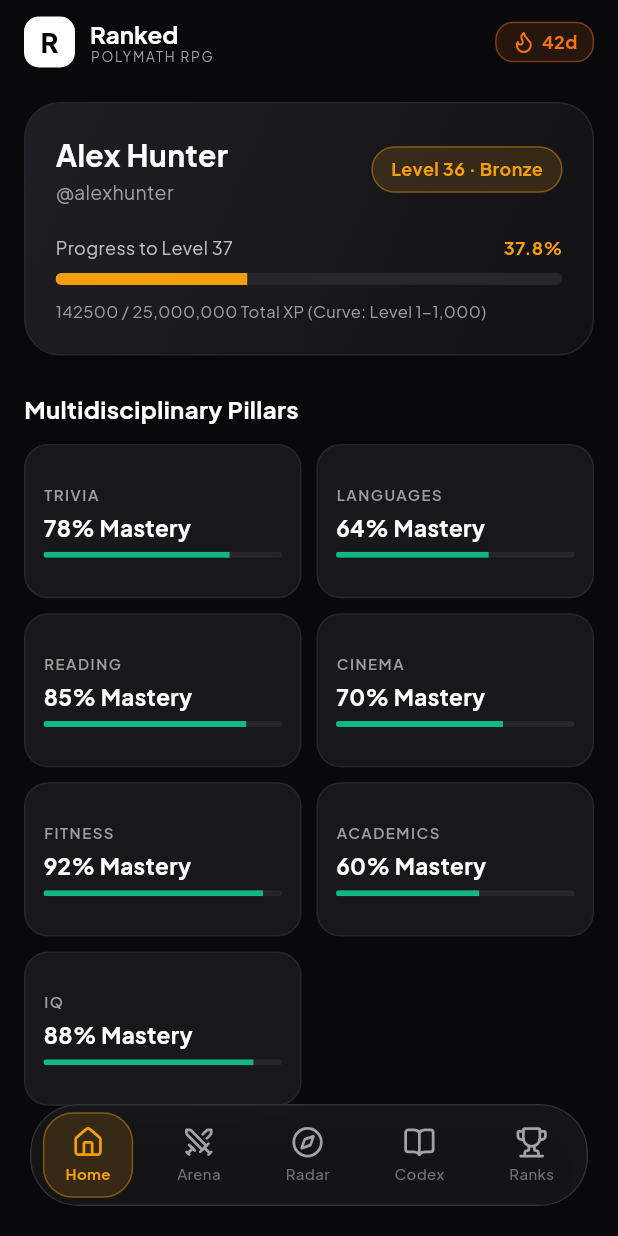
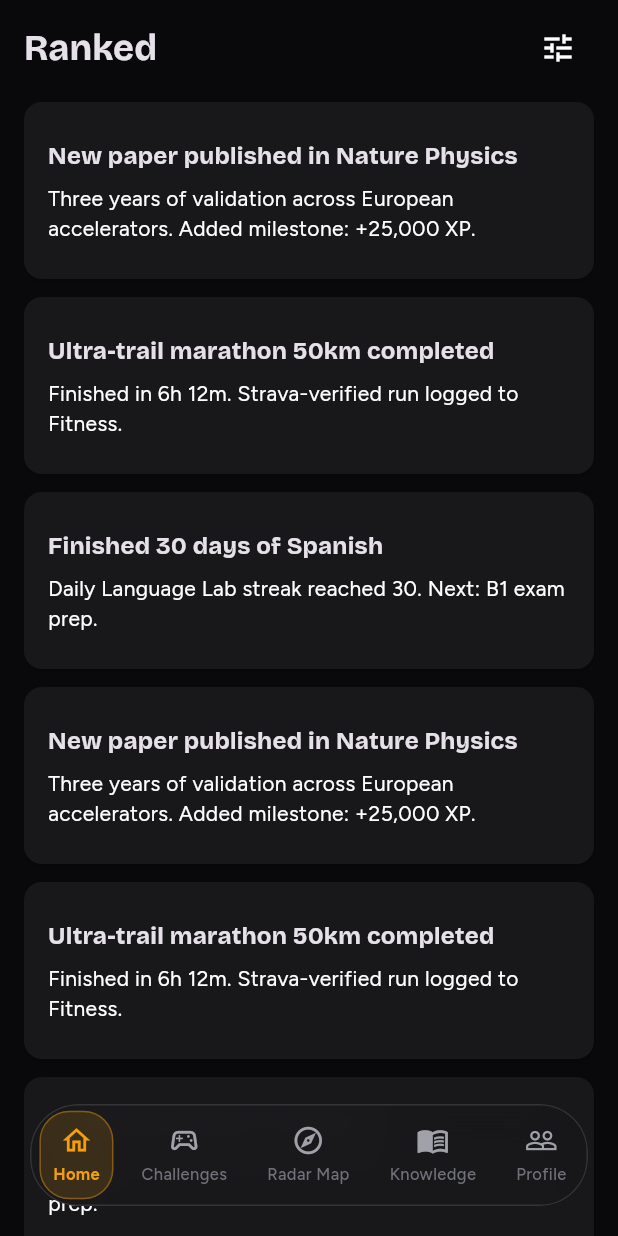
Before and after one commit to officeventure2-dotcom/Rankedapp, a Flutter app: the screen it shows after launch, on a phone screen of 412 x 824 dp. Run offline on Flutter 3.47's test engine with Material 3 defaults, Android fonts, the phone set to English and light mode, and no system bars; our stand-ins replace google_fonts, lucide_icons, shared_preferences.

Commit message:
Flutter port, first slice: themes, fonts, nav, hubs with Pick for me, Profile feed
Co-Authored-By: Claude Sonnet 5.5 <noreply@anthropic.com>
Claude-Session: https://claude.ai/code/session_016EVfjECj4KhqQqgfaJpSLg

```diff
--- /dev/null
+++ b/flutter_app/lib/data/sample_posts.dart
@@ -0,0 +1,20 @@
+class Post {
+  const Post(this.author, this.handle, this.title, this.body, this.xp, this.likes, this.comments);
+  final String author;
+  final String handle;
+  final String title;
+  final String body;
+  final int xp;
+  final int likes;
+  final int comments;
+}
+
+/// Local sample data until the Dart backend exists.
+const samplePosts = [
+  Post('Dr. Marcus', '@marcus_v', 'New paper published in Nature Physics',
+      'Three years of validation across European accelerators. Added milestone: +25,000 XP.', 25000, 184, 28),
+  Post('Elena Rostova', '@elena_r', 'Ultra-trail marathon 50km completed',
+      'Finished in 6h 12m. Strava-verified run logged to Fitness.', 8000, 96, 11),
+  Post('Sam Okafor', '@sam_o', 'Finished 30 days of Spanish',
+      'Daily Language Lab streak reached 30. Next: B1 exam prep.', 3000, 61, 7),
+];
--- a/flutter_app/lib/main.dart
+++ b/flutter_app/lib/main.dart
@@ -1,25 +1,27 @@
 import 'package:flutter/material.dart';
-import 'package:flutter/services.dart';
 import 'package:provider/provider.dart';
-import 'package:google_fonts/google_fonts.dart';
 
 import 'models/user_profile.dart';
+import 'screens/hub_screens.dart';
+import 'screens/home_screen.dart';
+import 'screens/map_screen.dart';
+import 'screens/profile_screen.dart';
+import 'state/settings.dart';
+import 'theme/app_theme.dart';
 import 'widgets/bottom_nav_bar.dart';
-import 'screens/overview_screen.dart';
-import 'screens/challenges_screen.dart';
-import 'screens/map_screen.dart';
 
-void main() {
+Future<void> main() async {
   WidgetsFlutterBinding.ensureInitialized();
-  SystemChrome.setSystemUIOverlayStyle(
-    const SystemUiOverlayStyle(
-      statusBarColor: Colors.transparent,
-      statusBarIconBrightness: Brightness.light,
-      systemNavigationBarColor: Color(0xFF09090B),
-      systemNavigationBarIconBrightness: Brightness.light,
+  final settings = await Settings.load();
+  runApp(
+    MultiProvider(
+      providers: [
+        ChangeNotifierProvider<Settings>.value(value: settings),
+        ChangeNotifierProvider<UserProfile>(create: (_) => UserProfile.initial()),
+      ],
+      child: const RankedFlutterApp(),
     ),
   );
-  runApp(const RankedFlutterApp());
 }
 
 class RankedFlutterApp extends StatelessWidget {
@@ -27,23 +29,13 @@ class RankedFlutterApp extends StatelessWidget {
 
   @override
   Widget build(BuildContext context) {
-    return ChangeNotifierProvider<UserProfile>(
-      create: (_) => UserProfile.initial(),
-      child: MaterialApp(
-        title: 'Ranked: Polymath RPG',
-        debugShowCheckedModeBanner: false,
-        theme: ThemeData(
-          brightness: Brightness.dark,
-          scaffoldBackgroundColor: const Color(0xFF09090B),
-          colorScheme: const ColorScheme.dark(
-            primary: Color(0xFFF59E0B),
-            secondary: Color(0xFF10B981),
-            surface: Color(0xFF18181B),
-          ),
-          textTheme: GoogleFonts.plusJakartaSansTextTheme(ThemeData.dark().textTheme),
-        ),
-        home: const MainScaffold(),
-      ),
+    return MaterialApp(
+      title: 'Ranked',
+      debugShowCheckedModeBanner: false,
+      themeMode: context.watch<Settings>().themeMode,
+      theme: AppTheme.build(Brightness.light),
+      darkTheme: AppTheme.build(Brightness.dark),
+      home: const MainScaffold(),
     );
   }
 }
@@ -58,12 +50,12 @@ class MainScaffold extends StatefulWidget {
 class _MainScaffoldState extends State<MainScaffold> {
   int _currentIndex = 0;
 
-  final List<Widget> _screens = const [
-    OverviewScreen(),
-    ChallengesScreen(),
+  static const _screens = <Widget>[
+    HomeScreen(),
+    ChallengesHub(),
     MapScreen(),
-    PlaceholderScreen(title: 'Science Codex & Library'),
-    PlaceholderScreen(title: 'Leaderboard & Global Ranks'),
+    KnowledgeHub(),
+    ProfileScreen(), // opens on the Social Feed
   ];
 
   @override
@@ -71,21 +63,14 @@ class _MainScaffoldState extends State<MainScaffold> {
     return Scaffold(
       body: Stack(
         children: [
-          IndexedStack(
-            index: _currentIndex,
-            children: _screens,
-          ),
+          IndexedStack(index: _currentIndex, children: _screens),
           Positioned(
             left: 0,
             right: 0,
             bottom: 0,
             child: GlassBottomNav(
               currentIndex: _currentIndex,
-              onTap: (index) {
-                setState(() {
-                  _currentIndex = index;
-                });
-              },
+              onTap: (index) => setState(() => _currentIndex = index),
             ),
           ),
         ],
@@ -93,26 +78,3 @@ class _MainScaffoldState extends State<MainScaffold> {
     );
   }
 }
-
-class PlaceholderScreen extends StatelessWidget {
-  final String title;
-  const PlaceholderScreen({super.key, required this.title});
-
-  @override
-  Widget build(BuildContext context) {
-    return Scaffold(
-      backgroundColor: const Color(0xFF09090B),
-      appBar: AppBar(
-        backgroundColor: const Color(0xFF09090B),
-        elevation: 0,
-        title: Text(title, style: const TextStyle(color: Colors.white, fontWeight: FontWeight.bold)),
-      ),
-      body: Center(
-        child: Text(
-          '$title Active in Ranked Polymath Engine',
-          style: TextStyle(color: Colors.grey[500], fontSize: 14),
-        ),
-      ),
-    );
-  }
-}
--- /dev/null
+++ b/flutter_app/lib/screens/home_screen.dart
@@ -0,0 +1,71 @@
+import 'package:flutter/material.dart';
+import 'package:provider/provider.dart';
+
+import '../data/sample_posts.dart';
+import '../state/settings.dart';
+
+/// Home: a feed that builds lazily as you scroll, plus the appearance setting.
+class HomeScreen extends StatelessWidget {
+  const HomeScreen({super.key});
+
+  @override
+  Widget build(BuildContext context) {
+    final theme = Theme.of(context);
+    return SafeArea(
+      child: ListView.builder(
+        padding: const EdgeInsets.fromLTRB(16, 8, 16, 120),
+        itemCount: 1 + 200,
+        itemBuilder: (_, i) {
+          if (i == 0) {
+            return Padding(
+              padding: const EdgeInsets.only(bottom: 12),
+              child: Row(children: [
+                Expanded(child: Text('Ranked', style: theme.textTheme.headlineSmall)),
+                IconButton(
+                  tooltip: 'Appearance',
+                  icon: const Icon(Icons.tune),
+                  onPressed: () => showModalBottomSheet<void>(context: context, builder: (_) => const _AppearanceSheet()),
+                ),
+              ]),
+            );
+          }
+          final p = samplePosts[(i - 1) % samplePosts.length];
+          return Card(
+            margin: const EdgeInsets.only(bottom: 12),
+            child: ListTile(
+              contentPadding: const EdgeInsets.all(16),
+              title: Text(p.title, style: theme.textTheme.titleMedium),
+              subtitle: Padding(padding: const EdgeInsets.only(top: 6), child: Text(p.body)),
+            ),
+          );
+        },
+      ),
+    );
+  }
+}
+
+class _AppearanceSheet extends StatelessWidget {
+  const _AppearanceSheet();
+  @override
+  Widget build(BuildContext context) {
+    final s = context.watch<Settings>();
+    return Padding(
+      padding: const EdgeInsets.all(24),
+      child: Column(mainAxisSize: MainAxisSize.min, crossAxisAlignment: CrossAxisAlignment.start, children: [
+        Text('Appearance', style: Theme.of(context).textTheme.titleLarge),
+        const SizedBox(height: 4),
+        const Text('System follows your phone\'s setting.'),
+        const SizedBox(height: 16),
+        SegmentedButton<ThemeMode>(
+          segments: const [
+            ButtonSegment(value: ThemeMode.system, label: Text('System'), icon: Icon(Icons.brightness_auto)),
+            ButtonSegment(value: ThemeMode.light, label: Text('Light'), icon: Icon(Icons.light_mode)),
+            ButtonSegment(value: ThemeMode.dark, label: Text('Dark'), icon: Icon(Icons.dark_mode)),
+          ],
+          selected: {s.themeMode},
+          onSelectionChanged: (v) => s.setThemeMode(v.first),
+        ),
+      ]),
+    );
+  }
+}
--- /dev/null
+++ b/flutter_app/lib/state/settings.dart
@@ -0,0 +1,63 @@
+import 'dart:convert';
+import 'dart:math';
+
+import 'package:flutter/material.dart';
+import 'package:shared_preferences/shared_preferences.dart';
+
+/// Theme choice and "what the player opens most", both saved on the device.
+class Settings extends ChangeNotifier {
+  ThemeMode themeMode = ThemeMode.dark;
+  final Map<String, Map<String, int>> _plays = {};
+  final _rng = Random();
+
+  static Future<Settings> load() async {
+    final s = Settings();
+    final prefs = await SharedPreferences.getInstance();
+    switch (prefs.getString('ranked_theme')) {
+      case 'light':
+        s.themeMode = ThemeMode.light;
+      case 'system':
+        s.themeMode = ThemeMode.system;
+      default:
+        s.themeMode = ThemeMode.dark;
+    }
+    for (final hub in ['challenges', 'knowledge']) {
+      final raw = prefs.getString('ranked.picks.$hub');
+      if (raw == null) continue;
+      try {
+        s._plays[hub] = (jsonDecode(raw) as Map<String, dynamic>).map((k, v) => MapEntry(k, v as int));
+      } catch (_) {
+        // corrupt value: start with no history
+      }
+    }
+    return s;
+  }
+
+  Future<void> setThemeMode(ThemeMode m) async {
+    themeMode = m;
+    notifyListeners();
+    final prefs = await SharedPreferences.getInstance();
+    await prefs.setString('ranked_theme', m.name);
+  }
+
+  int playsOf(String hub, String id) => _plays[hub]?[id] ?? 0;
+
+  Future<void> recordPlay(String hub, String id) async {
+    final m = _plays.putIfAbsent(hub, () => {});
+    m[id] = (m[id] ?? 0) + 1;
+    final prefs = await SharedPreferences.getInstance();
+    await prefs.setString('ranked.picks.$hub', jsonEncode(m));
+  }
+
+  /// Weighted pick: items opened often are likelier, every item keeps a chance.
+  String suggest(String hub, List<String> ids, {String? skip}) {
+    final pool = ids.length > 1 ? ids.where((i) => i != skip).toList() : ids;
+    final weights = pool.map((i) => 1 + 3 * playsOf(hub, i)).toList();
+    var r = _rng.nextInt(weights.reduce((a, b) => a + b));
+    for (var k = 0; k < pool.length; k++) {
+      r -= weights[k];
+      if (r < 0) return pool[k];
+    }
+    return pool.last;
+  }
+}
--- a/flutter_app/lib/widgets/bottom_nav_bar.dart
+++ b/flutter_app/lib/widgets/bottom_nav_bar.dart
@@ -1,7 +1,6 @@
 import 'dart:ui';
 import 'package:flutter/material.dart';
 import 'package:flutter/services.dart';
-import 'package:lucide_icons/lucide_icons.dart';
 
 class GlassBottomNav extends StatelessWidget {
   final int currentIndex;
@@ -15,13 +14,14 @@ class GlassBottomNav extends StatelessWidget {
 
   @override
   Widget build(BuildContext context) {
-    final items = [
-      {'icon': LucideIcons.home, 'label': 'Home'},
-      {'icon': LucideIcons.swords, 'label': 'Arena'},
-      {'icon': LucideIcons.compass, 'label': 'Radar'},
-      {'icon': LucideIcons.bookOpen, 'label': 'Codex'},
-      {'icon': LucideIcons.trophy, 'label': 'Ranks'},
+    const items = [
+      {'icon': Icons.home_outlined, 'label': 'Home'},
+      {'icon': Icons.sports_esports_outlined, 'label': 'Challenges'},
+      {'icon': Icons.explore_outlined, 'label': 'Radar Map'},
+      {'icon': Icons.menu_book_outlined, 'label': 'Knowledge'},
+      {'icon': Icons.people_outline, 'label': 'Profile'},
     ];
+    final surface = Theme.of(context).colorScheme.surface;
 
     return Padding(
       padding: const EdgeInsets.only(left: 20, right: 20, bottom: 20),
@@ -32,7 +32,7 @@ class GlassBottomNav extends StatelessWidget {
           child: Container(
             height: 68,
             decoration: BoxDecoration(
-              color: const Color(0xFF18181B).withOpacity(0.80),
+              color: surface.withOpacity(0.85),
               borderRadius: BorderRadius.circular(32),
               border: Border.all(
                 color: Colors.white.withOpacity(0.12),
@@ -60,7 +60,7 @@ class GlassBottomNav extends StatelessWidget {
                   behavior: HitTestBehavior.opaque,
                   child: AnimatedContainer(
                     duration: const Duration(milliseconds: 200),
-                    padding: const EdgeInsets.symmetric(horizontal: 14, vertical: 8),
+                    padding: const EdgeInsets.symmetric(horizontal: 8, vertical: 8),
                     decoration: BoxDecoration(
                       color: isSelected
                           ? const Color(0xFFF59E0B).withOpacity(0.15)
@@ -84,7 +84,7 @@ class GlassBottomNav extends StatelessWidget {
                         Text(
                           item['label'] as String,
                           style: TextStyle(
-                            fontSize: 10,
+                            fontSize: 11,
                             fontWeight: isSelected ? FontWeight.bold : FontWeight.w500,
                             color: isSelected
                                 ? const Color(0xFFF59E0B)
```
Also changed, not shown: flutter_app/lib/screens/hub_screens.dart (added, +78 -0 lines), flutter_app/lib/screens/profile_screen.dart (added, +106 -0 lines), flutter_app/lib/theme/app_theme.dart (added, +30 -0 lines), flutter_app/lib/widgets/hub_tiles.dart (added, +148 -0 lines), 1 other file.
